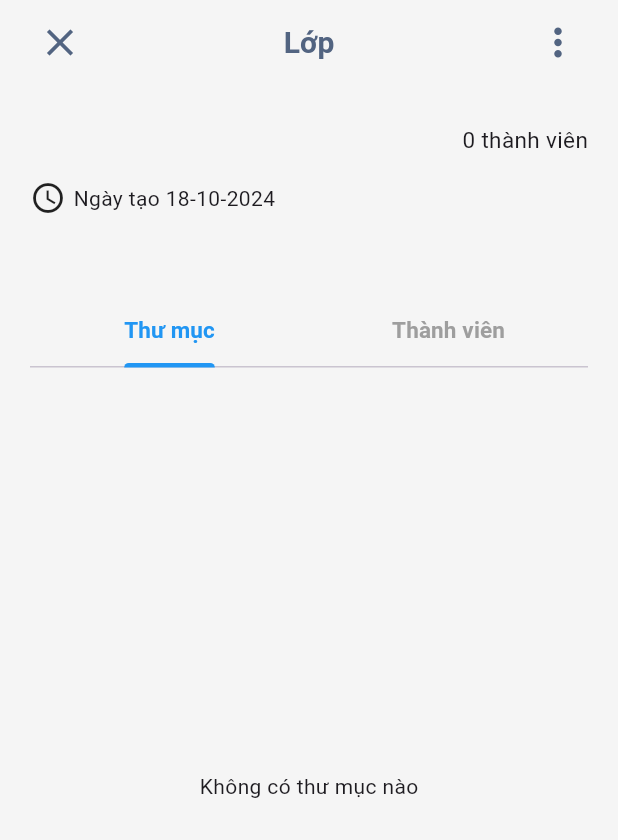
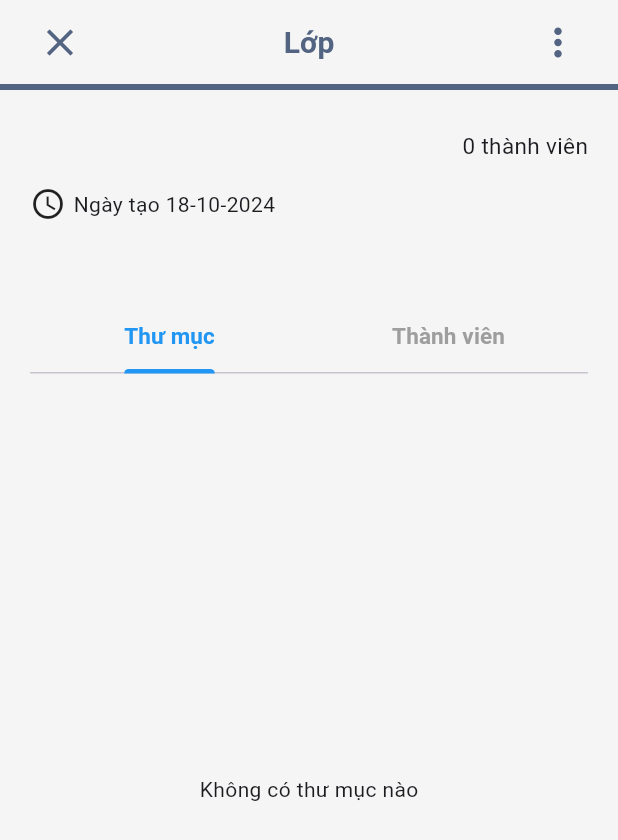
Before and after one commit to quangthangit/Vocab-Korea, a Flutter app: the DetailClassPage screen opened directly with empty values, on a phone screen of 412 x 824 dp. Shown: the top 840 px of the screen. Run offline on Flutter 3.47's test engine with Material 3 defaults, Android fonts, the phone set to English and light mode, and no system bars; our stand-ins replace cloud_firestore, curved_navigation_bar, firebase_auth, firebase_core, flip_card, flutter_signin_button and 2 more; accounts and stored records are empty; network calls fail.

Commit message:
update colors

```diff
--- a/lib/pages/DetailClassPage.dart
+++ b/lib/pages/DetailClassPage.dart
@@ -84,7 +84,16 @@ class _DetailClassPageState extends State<DetailClassPage> {
             backgroundColor: AppColors.background,
             title: DetailClassBar(btn_addFolder: () => showFormCreateFolder(context), title: "Lớp", item: ["Thêm thư mục"],),
           ),
-          body: Padding(
+          body: Column(
+            children: [
+              const LinearProgressIndicator(
+                value: 100,
+                backgroundColor: Color(0xFFD7DEE5),
+                color: AppColors.iconColor,
+              ),
+              // Wrap the inner Column inside Flexible
+              Flexible(
+                child: Padding(
                   padding: const EdgeInsets.all(20),
                   child: Column(
                     children: [
@@ -94,6 +103,10 @@ class _DetailClassPageState extends State<DetailClassPage> {
                     ],
                   ),
                 ),
+              ),
+            ],
+          ),
+
         );
       },
     );
--- a/lib/pages/FlashCard/FlashCardPage.dart
+++ b/lib/pages/FlashCard/FlashCardPage.dart
@@ -69,7 +69,7 @@ class _FlashCardPageState extends State<FlashCardPage> {
     final double progress = (_currentIndex + 1) / _vocabularyList.length;
 
     return Scaffold(
-      backgroundColor: AppColors.background,
+      backgroundColor: Colors.white,
       appBar: AppBar(
         backgroundColor: AppColors.background,
         automaticallyImplyLeading: false,
--- a/lib/pages/GameMatch/GameMatchPage.dart
+++ b/lib/pages/GameMatch/GameMatchPage.dart
@@ -202,7 +202,7 @@ class _GameMatchState extends State<GameMatchPage> with SingleTickerProviderStat
     double progress = _numberDone / 6;
 
     return Scaffold(
-      backgroundColor: AppColors.background,
+      backgroundColor: Colors.white,
       appBar: AppBar(
         backgroundColor: AppColors.background,
         automaticallyImplyLeading: false,
--- a/lib/pages/GameMatch/MatchPage.dart
+++ b/lib/pages/GameMatch/MatchPage.dart
@@ -16,7 +16,7 @@ class MatchPage extends StatelessWidget {
   @override
   Widget build(BuildContext context) {
     return Scaffold(
-      backgroundColor: AppColors.background,
+      backgroundColor: Colors.white,
       appBar: AppBar(
         backgroundColor: AppColors.background,
         automaticallyImplyLeading: false,
--- a/lib/pages/Study/StudyPage.dart
+++ b/lib/pages/Study/StudyPage.dart
@@ -37,7 +37,7 @@ class _StudyPageState extends State<StudyPage> {
   @override
   Widget build(BuildContext context) {
     return Scaffold(
-      backgroundColor: AppColors.background,
+      backgroundColor: Colors.white,
       appBar: AppBar(
         backgroundColor: AppColors.background,
         automaticallyImplyLeading: false,
--- a/lib/widget/bottom_sheets/CreateVocabularyBottomSheet.dart
+++ b/lib/widget/bottom_sheets/CreateVocabularyBottomSheet.dart
@@ -142,7 +142,7 @@ class _CreateVocabularyBottomSheetState extends State<CreateVocabularyBottomShee
   @override
   Widget build(BuildContext context) {
     return Scaffold(
-      backgroundColor: AppColors.background,
+      backgroundColor: Colors.white,
       appBar: AppBar(
         automaticallyImplyLeading: false,
         backgroundColor: Colors.white,
```
Also changed, not shown: lib/pages/Study/StudyEssayPage.dart (+47 -11 lines), lib/pages/Study/StudyQuizPage.dart (+7 -0 lines). Lines whose indentation alone changed are shown as unchanged.
